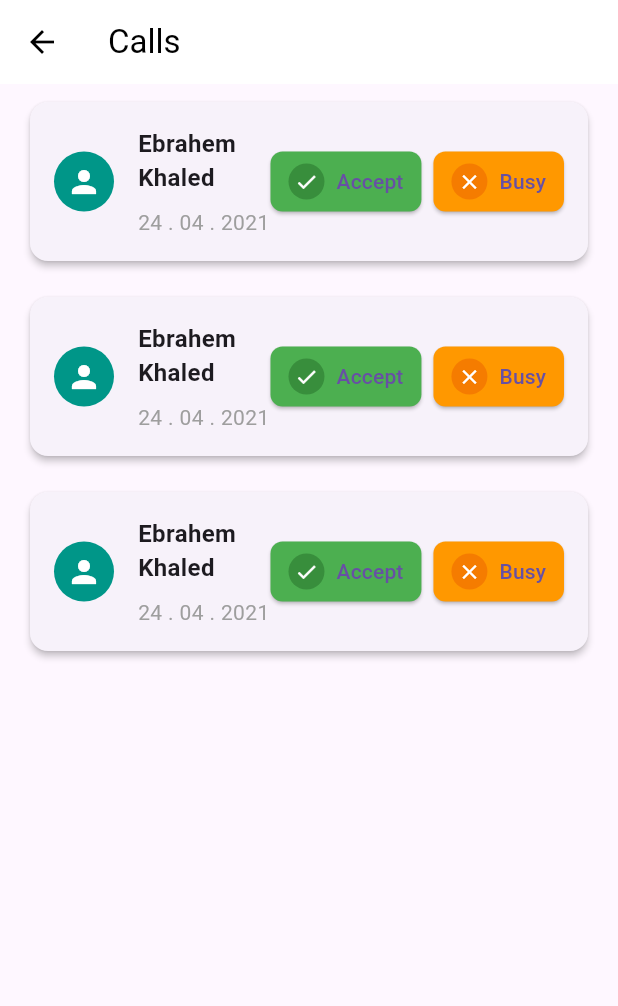
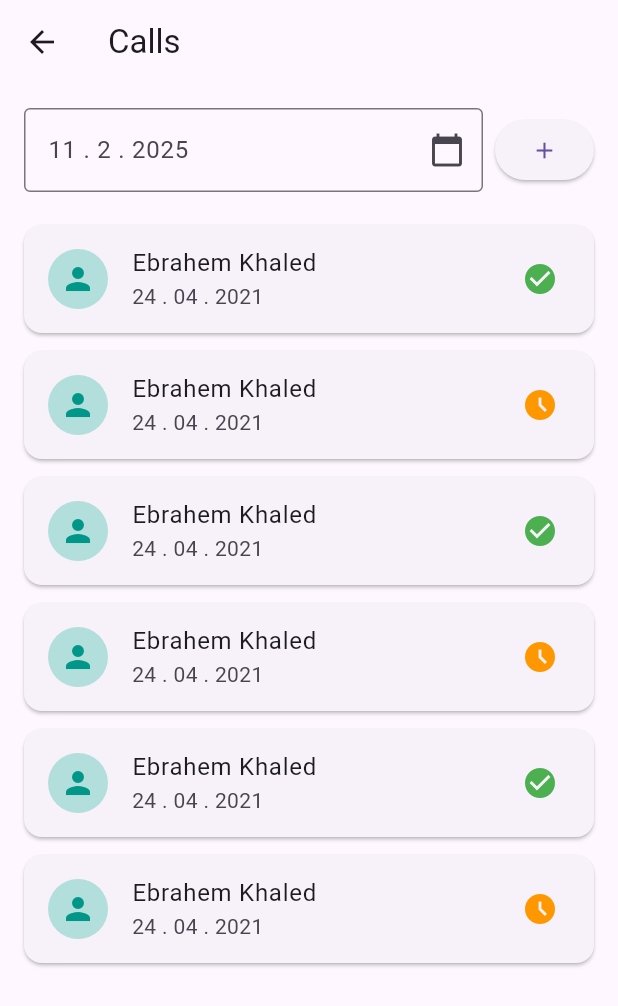
Before and after one commit to MohamedHamedAbdulhakam/adaptive_and_responsive_ui, a Flutter app: the screen it shows after launch, on a phone screen of 412 x 824 dp. Shown: the top 1006 px of the screen. Run offline on Flutter 3.47's test engine with Material 3 defaults, Android fonts, the light colour scheme and no system bars; our stand-ins replace font_awesome_flutter, table_calendar.

Commit message:
calls screen done

```diff
--- a/lib/main.dart
+++ b/lib/main.dart
@@ -4,6 +4,7 @@ import 'package:adaptive_and_responsive_ui/views/home_view.dart';
 import 'package:adaptive_and_responsive_ui/views/profile_screen.dart';
 import 'package:adaptive_and_responsive_ui/views/widgets/attendence_screen.dart';
 import 'package:adaptive_and_responsive_ui/views/widgets/calls.dart';
+import 'package:adaptive_and_responsive_ui/views/widgets/calls_screen.dart';
 import 'package:adaptive_and_responsive_ui/views/widgets/notification_screen.dart';
 import 'package:flutter/material.dart';
 
@@ -16,7 +17,7 @@ class AdaptiveApp extends StatelessWidget {
 
   @override
   Widget build(BuildContext context) {
-    return CallsScreen();
+    return CallSScreen();
   }
 }
 
--- /dev/null
+++ b/lib/views/widgets/calls_screen.dart
@@ -0,0 +1,120 @@
+import 'package:flutter/material.dart';
+import 'package:table_calendar/table_calendar.dart';
+
+
+class CallSScreen extends StatefulWidget {
+  @override
+  _CallsScreenState createState() => _CallsScreenState();
+}
+
+class _CallsScreenState extends State<CallSScreen> {
+  DateTime selectedDate = DateTime.now();
+
+  final List<Map<String, dynamic>> calls = List.generate(
+    6,
+    (index) => {
+      "name": "Ebrahem Khaled",
+      "date": "24 . 04 . 2021",
+      "status": index.isEven ? Icons.check_circle : Icons.access_time_filled,
+      "statusColor": index.isEven ? Colors.green : Colors.orange,
+    },
+  );
+
+  void _showDatePicker() {
+    showModalBottomSheet(
+      context: context,
+      shape: RoundedRectangleBorder(
+        borderRadius: BorderRadius.vertical(top: Radius.circular(16)),
+      ),
+      builder: (context) {
+        return Padding(
+          padding: const EdgeInsets.all(16.0),
+          child: Column(
+            mainAxisSize: MainAxisSize.min,
+            children: [
+              TableCalendar(
+                focusedDay: selectedDate,
+                firstDay: DateTime(2000),
+                lastDay: DateTime(2100),
+                selectedDayPredicate: (day) {
+                  return isSameDay(selectedDate, day);
+                },
+                onDaySelected: (selectedDay, focusedDay) {
+                  setState(() {
+                    selectedDate = selectedDay;
+                  });
+                  Navigator.pop(context);
+                },
+              ),
+            ],
+          ),
+        );
+      },
+    );
+  }
+
+  @override
+  Widget build(BuildContext context) {
+    return Scaffold(
+      appBar: AppBar(
+        title: Text("Calls"),
+        leading: IconButton(
+          icon: Icon(Icons.arrow_back),
+          onPressed: () {},
+        ),
+      ),
+      body: Padding(
+        padding: const EdgeInsets.all(16.0),
+        child: Column(
+          children: [
+            Row(
+              children: [
+                Expanded(
+                  child: TextField(
+                    readOnly: true,
+                    decoration: InputDecoration(
+                      hintText: "${selectedDate.day} . ${selectedDate.month} . ${selectedDate.year}",
+                      border: OutlineInputBorder(),
+                      suffixIcon: IconButton(
+                        icon: Icon(Icons.calendar_today),
+                        onPressed: _showDatePicker,
+                      ),
+                    ),
+                  ),
+                ),
+                SizedBox(width: 8),
+                ElevatedButton(
+                  onPressed: () {},
+                  child: Icon(Icons.add),
+                )
+              ],
+            ),
+            SizedBox(height: 16),
+            Expanded(
+              child: ListView.builder(
+                itemCount: calls.length,
+                itemBuilder: (context, index) {
+                  return Card(
+                    margin: EdgeInsets.symmetric(vertical: 6),
+                    child: ListTile(
+                      leading: CircleAvatar(
+                        backgroundColor: Colors.teal[100],
+                        child: Icon(Icons.person, color: Colors.teal),
+                      ),
+                      title: Text(calls[index]["name"]),
+                      subtitle: Text(calls[index]["date"]),
+                      trailing: Icon(
+                        calls[index]["status"],
+                        color: calls[index]["statusColor"],
+                      ),
+                    ),
+                  );
+                },
+              ),
+            ),
+          ],
+        ),
+      ),
+    );
+  }
+}
--- a/pubspec.yaml
+++ b/pubspec.yaml
@@ -32,6 +32,7 @@ dependencies:
   flutter:
     sdk: flutter
   font_awesome_flutter: ^10.8.0
+  table_calendar: ^3.2.0
 
 dev_dependencies:
   flutter_lints: ^4.0.0
```
Also changed, not shown: pubspec.lock.
